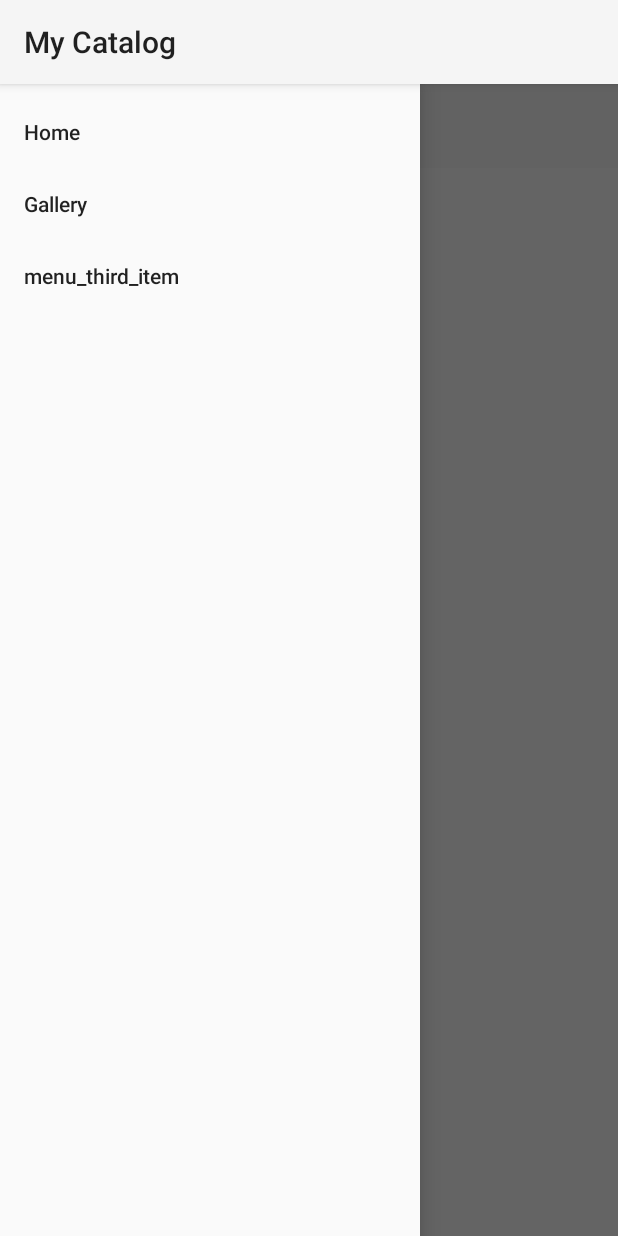
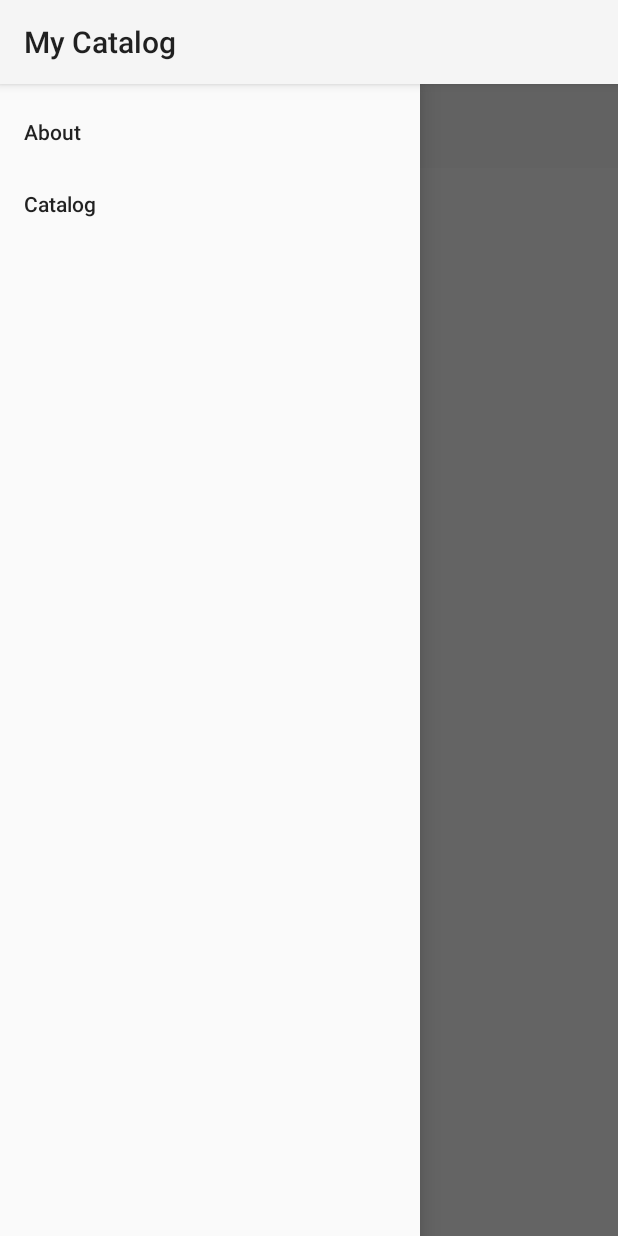
Before and after one commit to bilrazor/DWES, an Android app: the screen it shows after launch (MainActivity), with the side drawer open, on a phone screen of 412 x 824 dp. Run offline under Robolectric (Android 15) with nearby library versions, the phone set to English and light mode, and no system bars.

Commit message:
Añadido comentarios

```diff
--- a/sprint3android/MyCatalog/app/src/main/java/com/example/mycatalog/Fragment3.java
+++ b/sprint3android/MyCatalog/app/src/main/java/com/example/mycatalog/AboutFragment.java
@@ -7,9 +7,9 @@ import android.view.ViewGroup;
 
 import androidx.fragment.app.Fragment;
 
-public class Fragment3 extends Fragment {
+public class AboutFragment extends Fragment {
 
-    public Fragment3() {
+    public AboutFragment() {
         // Constructor público vacío requerido
     }
 
@@ -17,6 +17,6 @@ public class Fragment3 extends Fragment {
     public View onCreateView(LayoutInflater inflater, ViewGroup container,
                              Bundle savedInstanceState) {
         // Inflar el layout para este fragmento
-        return inflater.inflate(R.layout.fragment_3, container, false);
+        return inflater.inflate(R.layout.about_fragment, container, false);
     }
 }
--- a/sprint3android/MyCatalog/app/src/main/java/com/example/mycatalog/DetailActivity.java
+++ b/sprint3android/MyCatalog/app/src/main/java/com/example/mycatalog/DetailActivity.java
@@ -5,10 +5,11 @@ import android.os.Bundle;
 import androidx.appcompat.app.AppCompatActivity;
 public class DetailActivity extends AppCompatActivity {
 
+    // Método onCreate se llama cuando se crea la actividad.
     @Override
     protected void onCreate(Bundle savedInstanceState) {
         super.onCreate(savedInstanceState);
+        // Establecer el diseño de la actividad desde el archivo XML.
         setContentView(R.layout.detail_activity);
-
     }
 }
--- a/sprint3android/MyCatalog/app/src/main/res/layout/fragment_1.xml
+++ b/sprint3android/MyCatalog/app/src/main/res/layout/about_fragment.xml
@@ -4,14 +4,14 @@
     xmlns:tools="http://schemas.android.com/tools"
     android:layout_width="match_parent"
     android:layout_height="match_parent"
-    tools:context=".Fragment1">
+    tools:context=".AboutFragment">
 
     <TextView
         android:id="@+id/textViewFragment1"
         android:layout_width="wrap_content"
         android:layout_height="wrap_content"
         android:background="@color/white"
-        android:text="Fragment 1 Text"
+        android:text="Fragment 1 About"
         app:layout_constraintBottom_toBottomOf="parent"
         app:layout_constraintLeft_toLeftOf="parent"
         app:layout_constraintRight_toRightOf="parent"
--- a/sprint3android/MyCatalog/app/src/main/res/layout/catalog_activity.xml
+++ b/sprint3android/MyCatalog/app/src/main/res/layout/catalog_activity.xml
@@ -7,7 +7,7 @@
     tools:context=".CatalogActivity"
     android:background="@color/white"
     >
-
+    <!-- Botón para navegar a DetailActivity -->
     <Button
         android:layout_width="wrap_content"
         android:layout_height="wrap_content"
--- a/sprint3android/MyCatalog/app/src/main/res/layout/detail_activity.xml
+++ b/sprint3android/MyCatalog/app/src/main/res/layout/detail_activity.xml
@@ -3,7 +3,7 @@
     xmlns:app="http://schemas.android.com/apk/res-auto"
     android:layout_width="match_parent"
     android:layout_height="match_parent">
-
+    <!-- TextView para mostrar texto -->
     <TextView
         android:id="@+id/firstText"
         android:layout_width="wrap_content"
@@ -14,7 +14,7 @@
         app:layout_constraintEnd_toEndOf="parent"
         app:layout_constraintStart_toStartOf="parent"
         app:layout_constraintTop_toTopOf="parent" />
-
+    <!-- ImageView con forma circular para mostrar una imagen -->
     <de.hdodenhof.circleimageview.CircleImageView
         android:id="@+id/imageView"
         android:layout_width="200dp"
@@ -26,7 +26,7 @@
         app:layout_constraintEnd_toEndOf="parent"
         app:layout_constraintStart_toStartOf="parent"
         app:layout_constraintTop_toBottomOf="@id/firstText" />
-
+    <!-- TextView para descripción bajo la imagen -->
     <TextView
         android:id="@+id/descriptionText"
         android:layout_width="0dp"
--- a/sprint3android/MyCatalog/app/src/main/res/menu/activity_main_drawer.xml
+++ b/sprint3android/MyCatalog/app/src/main/res/menu/activity_main_drawer.xml
@@ -2,16 +2,11 @@
 <menu xmlns:android="http://schemas.android.com/apk/res/android">
     <group android:checkableBehavior="single">
         <item
-            android:id="@+id/nav_home"
-
-            android:title="@string/menu_home" />
+            android:id="@+id/nav_fragment1"
+            android:title="@string/about" />
         <item
-            android:id="@+id/nav_gallery"
-
-            android:title="@string/menu_gallery" />
-        <item
-            android:id="@+id/buttonOne"
-            android:title="@string/menu_third_item" />
+            android:id="@+id/nav_fragment2"
+            android:title="@string/catalog" />
 
     </group>
 </menu>
--- a/sprint3android/MyCatalog/app/src/main/res/navigation/nav_graph.xml
+++ b/sprint3android/MyCatalog/app/src/main/res/navigation/nav_graph.xml
@@ -7,17 +7,13 @@
 
     <fragment
         android:id="@+id/fragment1"
-        android:name="com.example.mycatalog.Fragment1"
+        android:name="com.example.mycatalog.AboutFragment"
         android:label="fragment_1"
-        tools:layout="@layout/fragment_1" />
+        tools:layout="@layout/about_fragment" />
     <fragment
         android:id="@+id/fragment2"
-        android:name="com.example.mycatalog.Fragment2"
+        android:name="com.example.mycatalog.CatalogActivity"
         android:label="fragment_2"
-        tools:layout="@layout/fragment_2" />
-    <fragment
-        android:id="@+id/fragment3"
-        android:name="com.example.mycatalog.Fragment3"
-        android:label="fragment_3"
-        tools:layout="@layout/fragment_3" />
+        tools:layout="@layout/catalog_activity" />
+
 </navigation>
--- a/sprint3android/MyCatalog/app/src/main/res/values/strings.xml
+++ b/sprint3android/MyCatalog/app/src/main/res/values/strings.xml
@@ -2,7 +2,6 @@
     <string name="app_name">My Catalog</string>
     <string name="navigation_drawer_open">Open navigation drawer</string>
     <string name="navigation_drawer_close">Close navigation drawer</string>
-    <string name="menu_home">Home</string>
-    <string name="menu_gallery">Gallery</string>
-    <string name="menu_third_item">menu_third_item</string>
+    <string name="about">About</string>
+    <string name="catalog">Catalog</string>
 </resources>
--- a/sprint3android/MyCatalog/build.gradle
+++ b/sprint3android/MyCatalog/build.gradle
@@ -1,4 +1,4 @@
 // Top-level build file where you can add configuration options common to all sub-projects/modules.
 plugins {
-id 'com.android.application' version '8.1.1' apply false
+id 'com.android.application' version '8.1.2' apply false
 }
```
Also changed, not shown: sprint3android/MyCatalog/app/src/main/java/com/example/mycatalog/CatalogActivity.java (+8 -3 lines), sprint3android/MyCatalog/app/src/main/java/com/example/mycatalog/Fragment1.java (deleted, +0 -22 lines), sprint3android/MyCatalog/app/src/main/java/com/example/mycatalog/Fragment2.java (deleted, +0 -22 lines), sprint3android/MyCatalog/app/src/main/java/com/example/mycatalog/MainActivity.java (+32 -11 lines), sprint3android/MyCatalog/app/src/main/res/layout/fragment_2.xml (deleted, +0 -21 lines), sprint3android/MyCatalog/app/src/main/res/layout/fragment_3.xml (deleted, +0 -20 lines).
